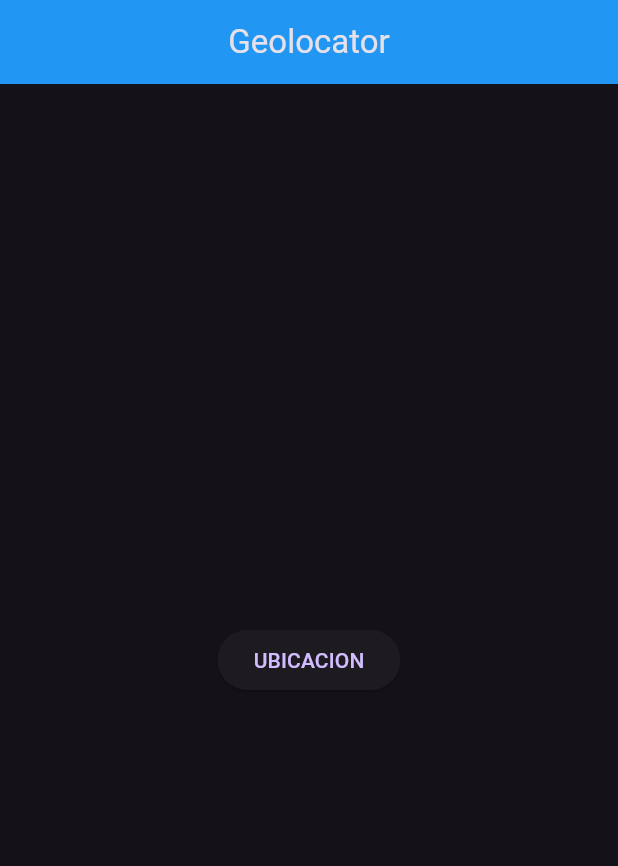
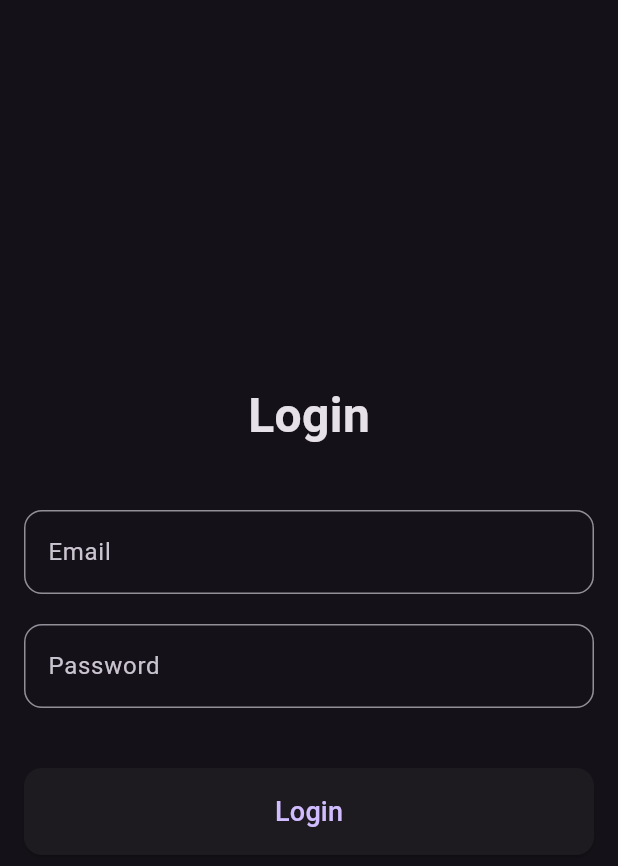
Before and after one commit to AlanMartell14/wearable_app, a Flutter app: the screen it shows after launch, on a phone screen of 412 x 824 dp. Shown: the top 866 px of the screen. Run offline on Flutter 3.47's test engine with Material 3 defaults, Android fonts, the phone set to English and light mode, and no system bars.

Commit message:
Se agrego la pantalla de login y los servicios necesarios para su apto funcionamiento

```diff
--- a/lib/main.dart
+++ b/lib/main.dart
@@ -1,10 +1,7 @@
 import 'package:flutter/material.dart';
-import 'package:geolocator/geolocator.dart';
-import 'dart:async'; // Necesario para StreamSubscription
+import 'package:flutter_map/screens/login.dart';
 
-void main() {
-  runApp(const MyApp());
-}
+void main() => runApp(const MyApp());
 
 class MyApp extends StatelessWidget {
   const MyApp({super.key});
@@ -12,86 +9,10 @@
   @override
   Widget build(BuildContext context) {
     return MaterialApp(
-      title: 'Material',
-      theme: ThemeData.dark(),
-      home: const HomePage(),
+      title: 'Material App',
+      debugShowCheckedModeBanner: false,
+      theme: ThemeData(useMaterial3: true, brightness: Brightness.dark),
+      home: const LoginScreen(),
     );
   }
 }
-
-class HomePage extends StatefulWidget {
-  const HomePage({super.key});
-
-  @override
-  State<HomePage> createState() => _HomePageState();
-}
-
-class _HomePageState extends State<HomePage> {
-  late StreamSubscription<Position> positionStream;
-
-  @override
-  void initState() {
-    super.initState();
-    final LocationSettings locationSettings = LocationSettings(
-      accuracy: LocationAccuracy.high,
-      distanceFilter: 100,
-    );
-
-    positionStream =
-        Geolocator.getPositionStream(locationSettings: locationSettings).listen(
-      (Position? position) {
-        if (position != null) {
-          print('New position: ${position.latitude}, ${position.longitude}');
-        } else {
-          print('Unknown position');
-        }
-      },
-    );
-  }
-
-  @override
-  void dispose() {
-    positionStream
-        .cancel(); // Cancelar la suscripción cuando el widget se elimine para evitar fugas de memoria.
-    super.dispose();
-  }
-
-  Future<Position> determinePosition() async {
-    LocationPermission permission;
-    permission = await Geolocator.checkPermission();
-    if (permission == LocationPermission.denied) {
-      permission = await Geolocator.requestPermission();
-      if (permission == LocationPermission.denied) {
-        return Future.error('error');
-      }
-    }
-    return await Geolocator.getCurrentPosition();
-  }
-
-  void getCurrentLocation() async {
-    try {
-      Position position = await determinePosition();
-      print(position.latitude);
-      print(position.longitude);
-    } catch (e) {
-      print('Error: $e');
-    }
-  }
-
-  @override
-  Widget build(BuildContext context) {
-    return Scaffold(
-      appBar: AppBar(
-        title: const Text('Geolocator'),
-        backgroundColor: Colors.blue,
-        centerTitle: true,
-      ),
-      body: Center(
-        child: ElevatedButton(
-          onPressed: getCurrentLocation,
-          child: const Text('UBICACION'),
-        ),
-      ),
-    );
-  }
-}
--- a/lib/screens/login.dart
+++ b/lib/screens/login.dart
@@ -1,81 +1,97 @@
 import 'package:flutter/material.dart';
 
-void main() {
-  runApp(MyApp());
-}
+void main() => runApp(const MyApp());
 
 class MyApp extends StatelessWidget {
+  const MyApp({super.key});
+
   @override
   Widget build(BuildContext context) {
     return MaterialApp(
-      title: 'Flutter Login Demo',
+      title: 'Login App',
       theme: ThemeData(
         primarySwatch: Colors.blue,
+        visualDensity: VisualDensity.adaptivePlatformDensity,
       ),
-      home: LoginPage(),
+      home: const LoginScreen(),
     );
   }
 }
 
-class LoginPage extends StatefulWidget {
+class LoginScreen extends StatefulWidget {
+  const LoginScreen({super.key});
+
   @override
-  _LoginPageState createState() => _LoginPageState();
+  _LoginScreenState createState() => _LoginScreenState();
 }
 
-class _LoginPageState extends State<LoginPage> {
-  final _formKey = GlobalKey<FormState>();
-  final _emailController = TextEditingController();
-  final _passwordController = TextEditingController();
+class _LoginScreenState extends State<LoginScreen> {
+  final TextEditingController _emailController = TextEditingController();
+  final TextEditingController _passwordController = TextEditingController();
 
   @override
   Widget build(BuildContext context) {
     return Scaffold(
-      appBar: AppBar(
-        title: Text("Login"),
-      ),
-      body: Padding(
+      body: Center(
+        child: Padding(
           padding: const EdgeInsets.all(16.0),
-        child: Form(
-          key: _formKey,
+          child: SingleChildScrollView(
             child: Column(
               mainAxisAlignment: MainAxisAlignment.center,
               children: <Widget>[
-              TextFormField(
+                const Text(
+                  'Login',
+                  style: TextStyle(
+                    fontSize: 32,
+                    fontWeight: FontWeight.bold,
+                  ),
+                ),
+                const SizedBox(height: 40),
+                TextField(
                   controller: _emailController,
-                decoration: InputDecoration(labelText: 'Email'),
-                validator: (value) {
-                  if (value == null || value.isEmpty) {
-                    return 'Por favor, ingrese su email';
-                  } else if (!RegExp(r'^[^@]+@[^@]+\.[^@]+').hasMatch(value)) {
-                    return 'Por favor, ingrese un email válido';
-                  }
-                  return null;
+                  decoration: InputDecoration(
+                    labelText: 'Email',
+                    border: OutlineInputBorder(
+                      borderRadius: BorderRadius.circular(12),
+                    ),
+                  ),
+                  keyboardType: TextInputType.emailAddress,
+                ),
+                const SizedBox(height: 20),
+                TextField(
+                  controller: _passwordController,
+                  decoration: InputDecoration(
+                    labelText: 'Password',
+                    border: OutlineInputBorder(
+                      borderRadius: BorderRadius.circular(12),
+                    ),
+                  ),
+                  obscureText: true,
+                ),
+                const SizedBox(height: 40),
+                SizedBox(
+                  width: double.infinity,
+                  child: ElevatedButton(
+                    onPressed: () {
+                      // Aquí iría la lógica de autenticación
+                      print('Login button pressed');
                     },
+                    style: ElevatedButton.styleFrom(
+                      padding: const EdgeInsets.symmetric(vertical: 16),
+                      shape: RoundedRectangleBorder(
+                        borderRadius: BorderRadius.circular(12),
                       ),
-              TextFormField(
-                controller: _passwordController,
-                decoration: InputDecoration(labelText: 'Contraseña'),
-                obscureText: true,
-                validator: (value) {
-                  if (value == null || value.isEmpty) {
-                    return 'Por favor, ingrese su contraseña';
-                  }
-                  return null;
-                },
                     ),
-              SizedBox(height: 20),
-              ElevatedButton(
-                onPressed: () {
-                  if (_formKey.currentState!.validate()) {
-                    // Aquí puedes manejar la lógica de inicio de sesión
-                    ScaffoldMessenger.of(context).showSnackBar(
-                      SnackBar(content: Text('Iniciando sesión...')),
-                    );
-                  }
-                },
-                child: Text('Iniciar sesión'),
+                    child: const Text(
+                      'Login',
+                      style: TextStyle(
+                        fontSize: 18,
+                      ),
+                    ),
+                  ),
                 ),
               ],
+            ),
           ),
         ),
       ),
```
Also changed, not shown: lib/firebase_options.dart (deleted). Lines whose indentation alone changed are shown as unchanged.
